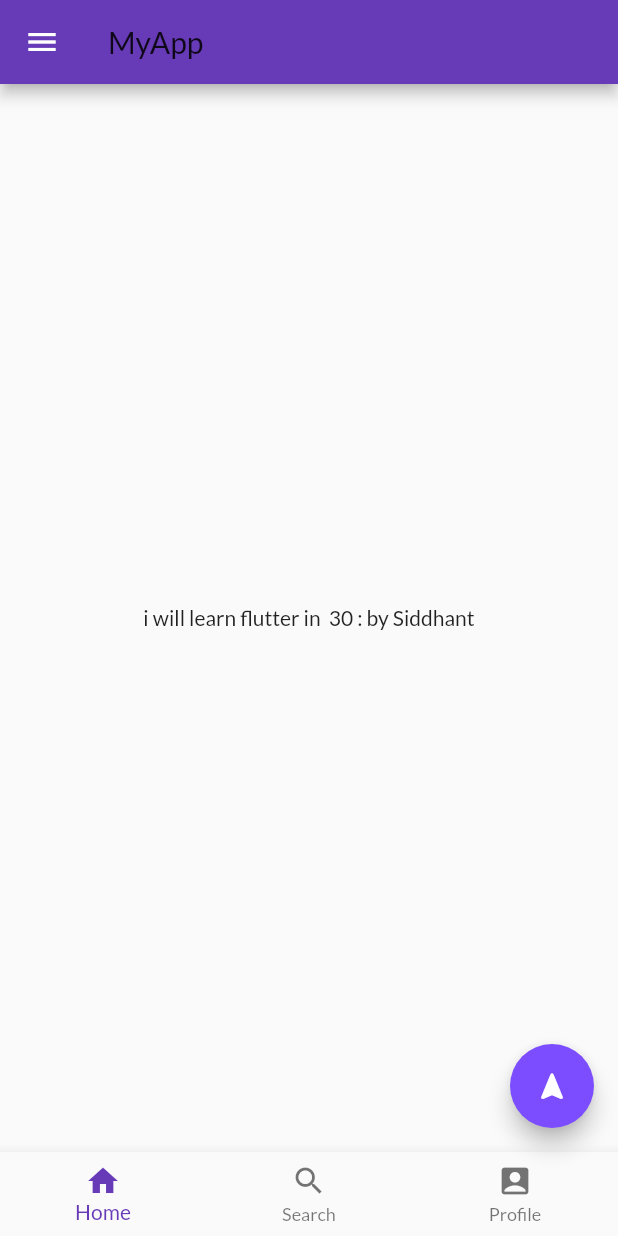
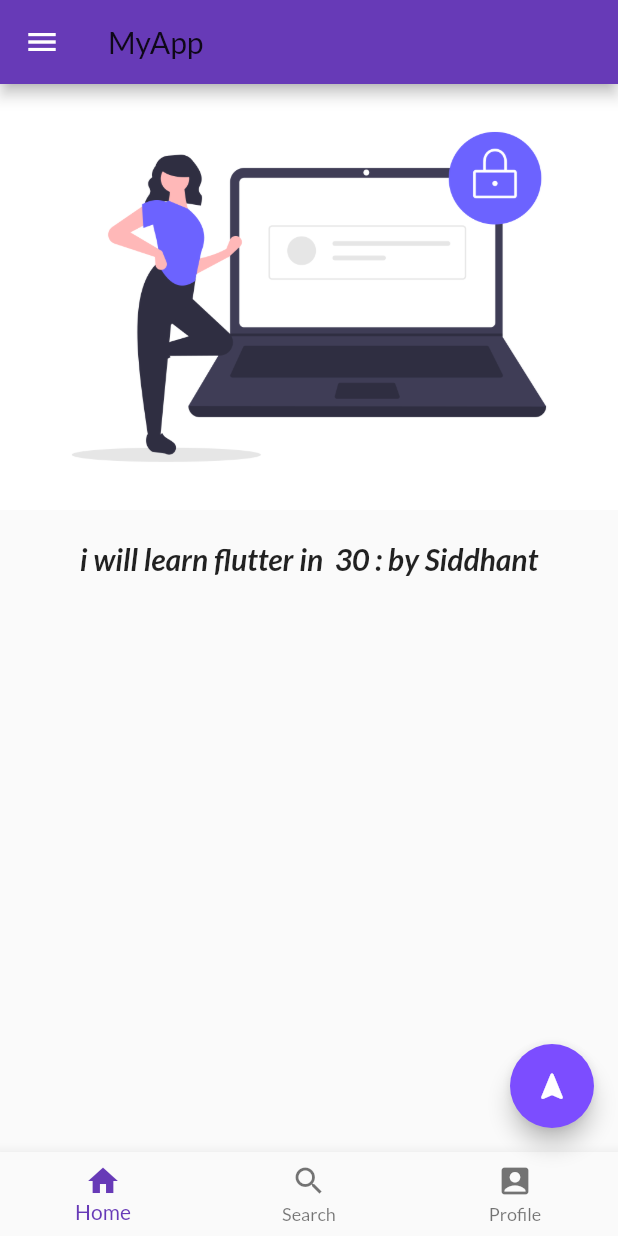
Before and after one commit to siddhant-debug/30daysofflutter, a Flutter app: the Homepage screen opened by its route, on a phone screen of 412 x 824 dp. Run offline on Flutter 3.47's test engine with Material 2 defaults, Android fonts, the phone set to English and light mode, and no system bars; our stand-ins replace google_fonts.

Commit message:
day9 middle

```diff
--- a/lib/pages/home.dart
+++ b/lib/pages/home.dart
@@ -31,13 +31,25 @@ class Homepage extends StatelessWidget {
       floatingActionButton: FloatingActionButton(
         child: Icon(Icons.navigation_rounded),
         backgroundColor: Colors.deepPurpleAccent,
-        onPressed: () {
-
-        },
+        onPressed: () {},
       ),
       body: Center(
-        child: Container(
-          child: Text("i will learn flutter in  $days : by $name"),
+        child: Column(
+          children: [
+            Image.asset(
+              "assets/images/undraw_secure_login_pdn4.png",
+              fit: BoxFit.contain,
+            ),
+            Text(
+              "i will learn flutter in  $days : by $name",
+              style: TextStyle(
+                height: 2.5,
+                fontSize: 20,
+                fontStyle: FontStyle.italic,
+                fontWeight: FontWeight.bold,
+              ),
+            ),
+          ],
         ),
       ),
       drawer: Drawer(),
--- a/lib/pages/login_page.dart
+++ b/lib/pages/login_page.dart
@@ -33,7 +33,7 @@ class _LoginpageState extends State<Loginpage> {
         child: Column(
           children: [
             Image.asset(
-              "assets/images/undraw_secure_login_pdn4.png",
+              "assets/images/undraw_hey_email_liaa.png",
               fit: BoxFit.cover,
             ),
             SizedBox(
@@ -51,9 +51,7 @@ class _LoginpageState extends State<Loginpage> {
             ),
             Padding(
                 padding:
-                    const EdgeInsets.symmetric(
-                      vertical: 26, horizontal: 50)
-                      ),
+                    const EdgeInsets.symmetric(vertical: 26, horizontal: 50)),
             Column(
               children: [
                 TextFormField(
```
Also changed, not shown: assets/images/undraw_hey_email_liaa.png (added).
